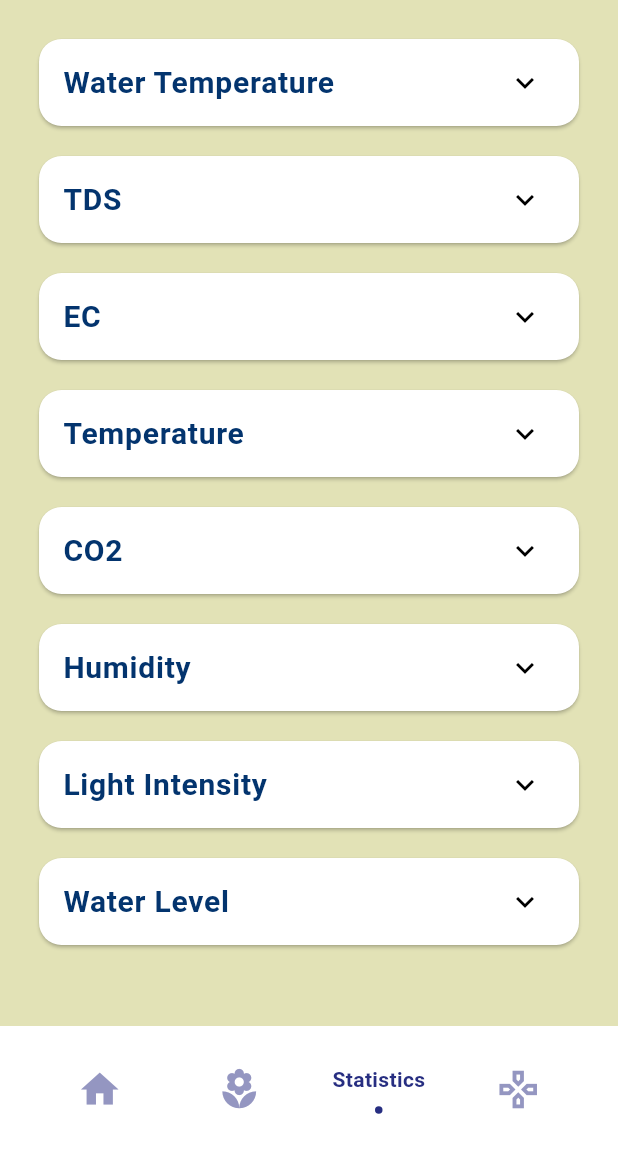
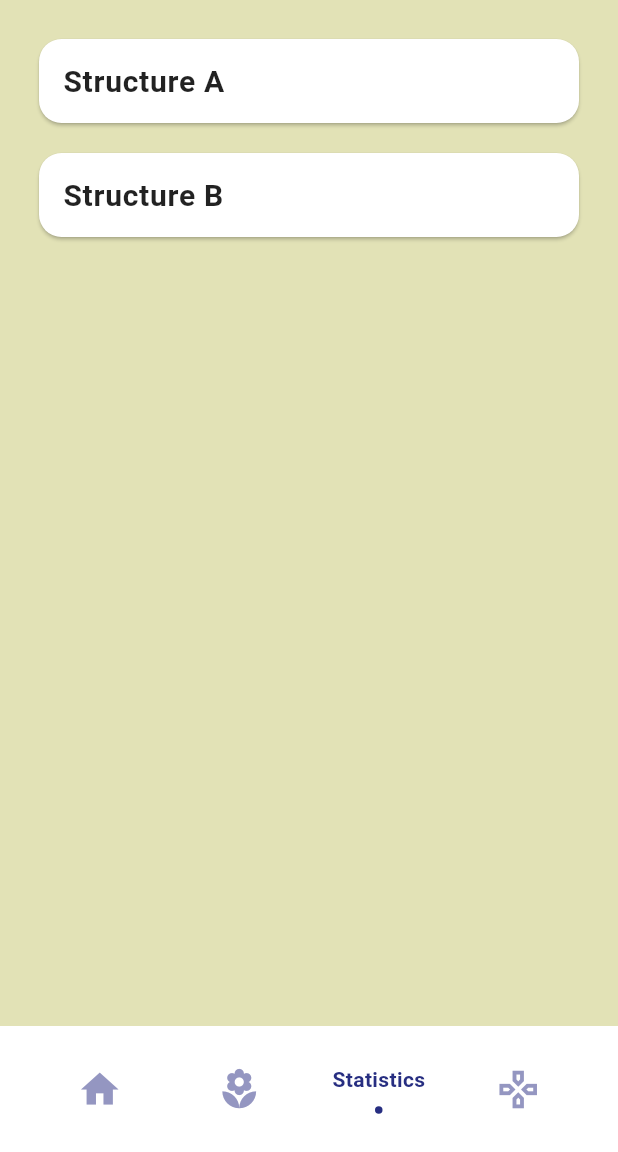
Before and after one commit to SandyUndefined/Hydroponic-App, a Flutter app: the HomeScreen screen opened directly, item 3 of the bottom bar chosen, on a phone screen of 412 x 824 dp, the part 84-1236 px from its top. Run offline on Flutter 3.47's test engine with Material 3 defaults, Android fonts, the light colour scheme and no system bars; drawn by our look-alikes of flashy_tab_bar2; our stand-ins replace firebase_auth, firebase_core, google_sign_in, smooth_page_indicator, syncfusion_flutter_gauges; missing offline and left inert: animated_introduction, cached_video_player_plus; accounts and stored records are empty; network calls fail; statements that could not run were skipped.

Commit message:
Statistics Tab init Structures

```diff
--- /dev/null
+++ b/lib/models/structure.dart
@@ -0,0 +1,9 @@
+class Structure {
+  final String name;
+  final Map<String, String> fields;
+
+  Structure({
+    required this.name,
+    required this.fields,
+  });
+}
--- /dev/null
+++ b/lib/screens/statistics_detail.dart
@@ -0,0 +1,51 @@
+import 'package:flutter/material.dart';
+import 'package:hydrophonic/components/widgets/statistics_card.dart';
+import 'package:hydrophonic/models/structure.dart';
+
+final List<Structure> structures = [
+  Structure(name: 'Structure A', fields: {
+    'Water Temperature': 'field5',
+    'TDS': 'field6',
+    'EC': 'field7',
+    'Temperature': 'field1',
+    'CO2': 'field4',
+    'Humidity': 'field2',
+    'Light Intensity': 'field3',
+    'Water Level': 'field8',
+  }),
+  Structure(name: 'Structure B', fields: {
+    'Water Temperature': 'field9',
+    'TDS': 'field10',
+    'EC': 'field11',
+    'Temperature': 'field12',
+    'CO2': 'field13',
+    'Humidity': 'field14',
+    'Light Intensity': 'field15',
+    'Water Level': 'field16',
+  }),
+  // Add more structures as needed
+];
+
+class StatisticsDetailScreen extends StatelessWidget {
+  final Structure structure;
+
+  const StatisticsDetailScreen({required this.structure, Key? key})
+      : super(key: key);
+
+  @override
+  Widget build(BuildContext context) {
+    return Scaffold(
+      appBar: AppBar(
+        title: Text(structure.name),
+      ),
+      body: SingleChildScrollView(
+        padding: const EdgeInsets.all(16.0),
+        child: Column(
+          children: structure.fields.entries.map((entry) {
+            return StatisticsCard(title: entry.key, field: entry.value);
+          }).toList(),
+        ),
+      ),
+    );
+  }
+}
--- a/lib/screens/statistics_tab.dart
+++ b/lib/screens/statistics_tab.dart
@@ -1,26 +1,42 @@
 import 'package:flutter/material.dart';
-import 'package:flutter/widgets.dart';
-import 'package:hydrophonic/components/widgets/statistics_card.dart';
+import 'package:hydrophonic/screens/statistics_detail.dart';
 
 class StatisticsTab extends StatelessWidget {
   const StatisticsTab({super.key});
 
   @override
   Widget build(BuildContext context) {
-    return const SingleChildScrollView(
-      padding: EdgeInsets.all(16.0),
-      child: Column(
-        children: [
-          StatisticsCard(title: 'Water Temperature', field: 'field5'),
-          StatisticsCard(title: 'TDS', field: 'field6'),
-          StatisticsCard(title: 'EC', field: 'field7'),
-          StatisticsCard(title: 'Temperature', field: 'field1'),
-          StatisticsCard(title: 'CO2', field: 'field4'),
-          StatisticsCard(title: 'Humidity', field: 'field2'),
-          StatisticsCard(title: 'Light Intensity', field: 'field3'),
-          StatisticsCard(title: 'Water Level', field: 'field8'),
-        ],
-      ),
+    return ListView.builder(
+      padding: const EdgeInsets.all(16.0),
+      itemCount: structures.length,
+      itemBuilder: (context, index) {
+        final structure = structures[index];
+        return Card(
+          margin: const EdgeInsets.all(10),
+          shape: RoundedRectangleBorder(
+            borderRadius: BorderRadius.circular(15),
+          ),
+          child: ListTile(
+            title: Text(
+              structure.name,
+              style: const TextStyle(
+                color: Colors.black87,
+                fontSize: 20,
+                fontWeight: FontWeight.bold,
+              ),
+            ),
+            onTap: () {
+              Navigator.push(
+                context,
+                MaterialPageRoute(
+                  builder: (context) =>
+                      StatisticsDetailScreen(structure: structure),
+                ),
+              );
+            },
+          ),
+        );
+      },
     );
   }
 }
```
